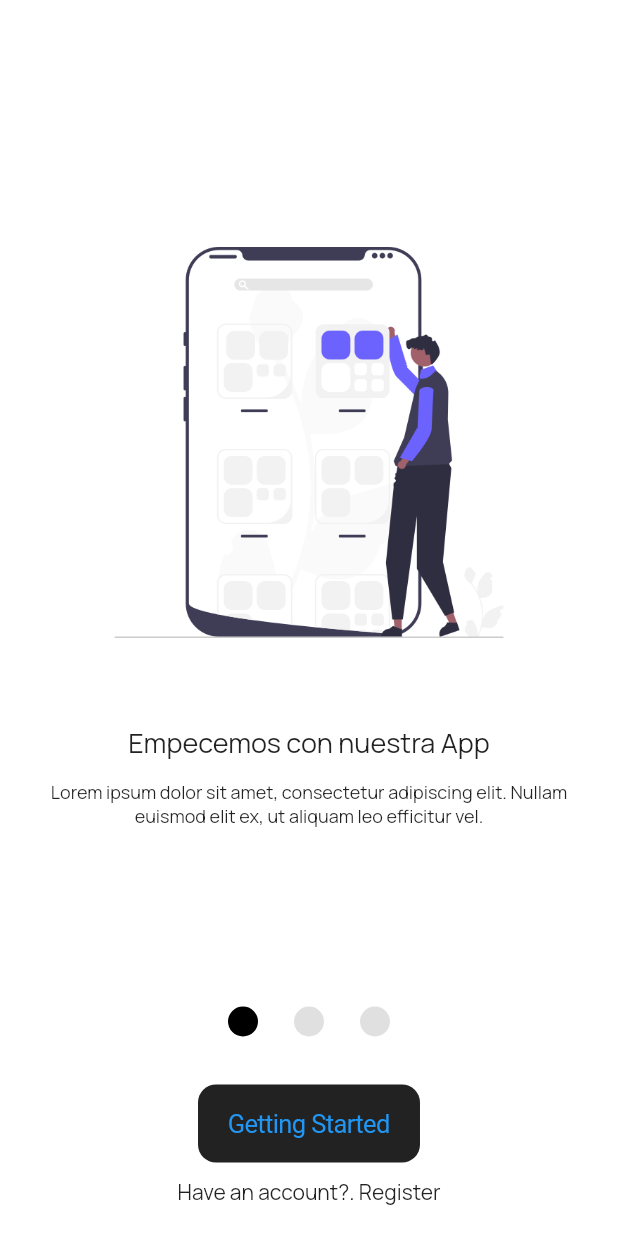
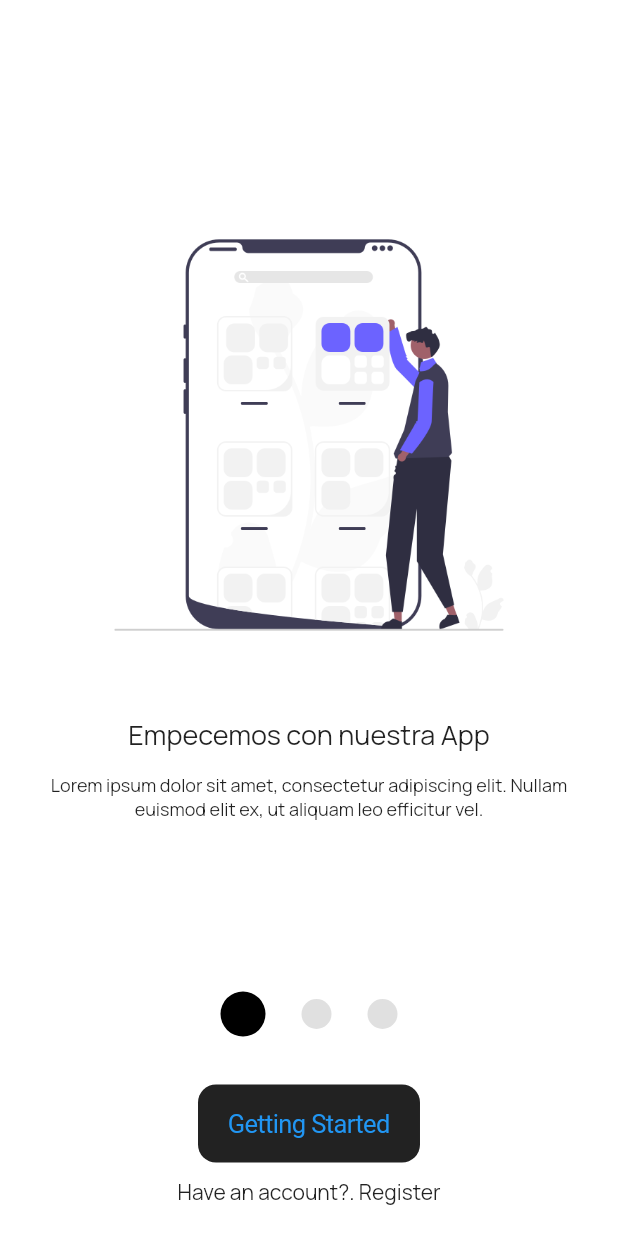
Before and after one commit to dafm10/flutter_codigo4_fulltechnology, a Flutter app: the screen it shows after launch, on a phone screen of 412 x 824 dp. Run offline on Flutter 3.47's test engine with Material 2 defaults, Android fonts, the phone set to English and light mode, and no system bars; our stand-ins replace carousel_slider, cloud_firestore, firebase_auth, firebase_core, firebase_messaging, flutter_local_notifications and 4 more; accounts and stored records are empty.

Commit message:
started 5

```diff
--- a/lib/main.dart
+++ b/lib/main.dart
@@ -39,7 +39,7 @@ class MyApp extends StatelessWidget {
         theme: ThemeData(
           textTheme: GoogleFonts.manropeTextTheme(),
         ),
-        home: StartedPage(),
+        home: const StartedPage(),
       ),
     );
   }
@@ -63,7 +63,7 @@ class PreInit extends StatelessWidget {
           } else if (role == "Vendedor") {
             return HomeSellerPage();
           } else {
-            return LoginAdminPage();
+            return const LoginAdminPage();
           }
         }
         return const Scaffold(
--- a/lib/pages/pruebas/started_page.dart
+++ b/lib/pages/pruebas/started_page.dart
@@ -2,6 +2,7 @@ import 'dart:async';
 
 import 'package:flutter/cupertino.dart';
 import 'package:flutter/material.dart';
+import 'package:flutter_codigo4_fulltechnology/pages/admin/login_admin_page.dart';
 
 class StartedPage extends StatefulWidget {
   const StartedPage({Key? key}) : super(key: key);
@@ -41,7 +42,16 @@ class _StartedPageState extends State<StartedPage> {
   }
 
   @override
+  void dispose() {
+    // TODO: implement dispose
+    super.dispose();
+    _pageController.dispose();
+  }
+
+  @override
   Widget build(BuildContext context) {
+    // print(slideList.asMap().entries);
+
     return Scaffold(
       backgroundColor: Colors.white,
       body: Container(
@@ -66,7 +76,7 @@ class _StartedPageState extends State<StartedPage> {
                       ),
                       Text(
                         slideList[index].title,
-                        style: TextStyle(
+                        style: const TextStyle(
                           fontSize: 18.0,
                         ),
                       ),
@@ -76,7 +86,7 @@ class _StartedPageState extends State<StartedPage> {
                       Text(
                         slideList[index].subtitle,
                         textAlign: TextAlign.center,
-                        style: TextStyle(
+                        style: const TextStyle(
                           fontSize: 12.0,
                         ),
                       ),
@@ -97,8 +107,8 @@ class _StartedPageState extends State<StartedPage> {
                       shape: BoxShape.circle,
                     ),
                     margin: const EdgeInsets.all(12.0),
-                    height: 20.0,
-                    width: 20.0,
+                    height: _currentIndex == e.key ? 30 : 20.0,
+                    width: _currentIndex == e.key ? 30 : 20.0,
                   );
                 },
               ).toList(),
@@ -111,7 +121,14 @@ class _StartedPageState extends State<StartedPage> {
                 CupertinoButton(
                   color: Colors.black87,
                   child: const Text("Getting Started"),
-                  onPressed: () {},
+                  onPressed: () {
+                    Navigator.push(
+                      context,
+                      MaterialPageRoute(
+                        builder: (context) => const LoginAdminPage(),
+                      ),
+                    );
+                  },
                 ),
                 const SizedBox(
                   height: 10.0,
```
